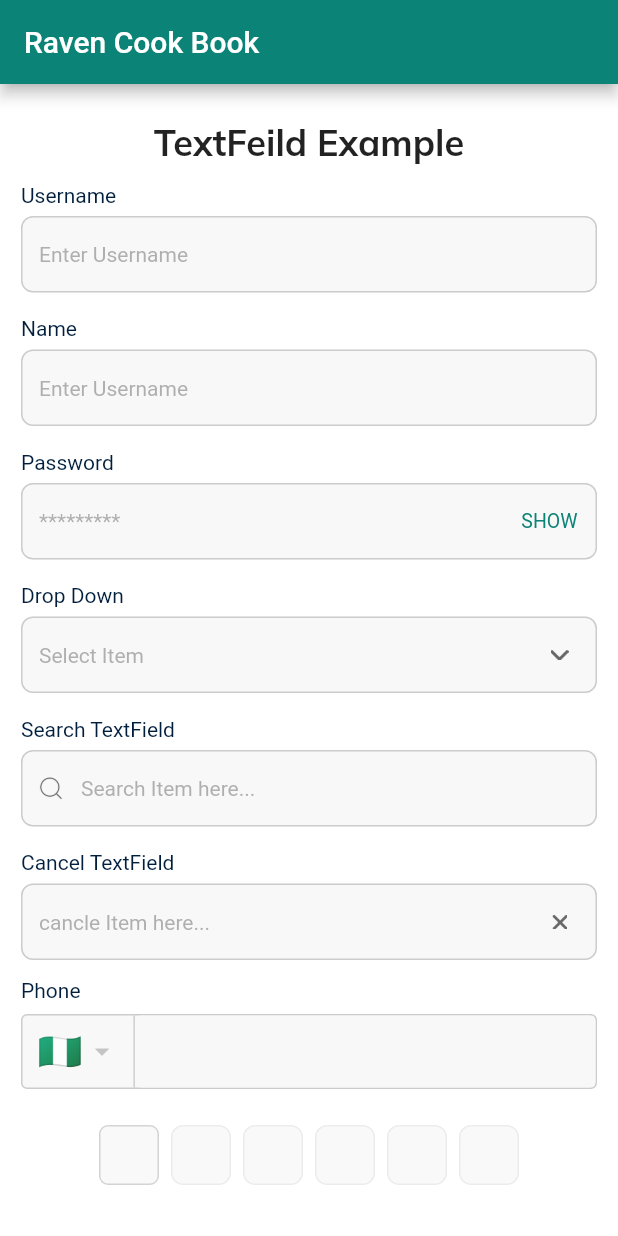
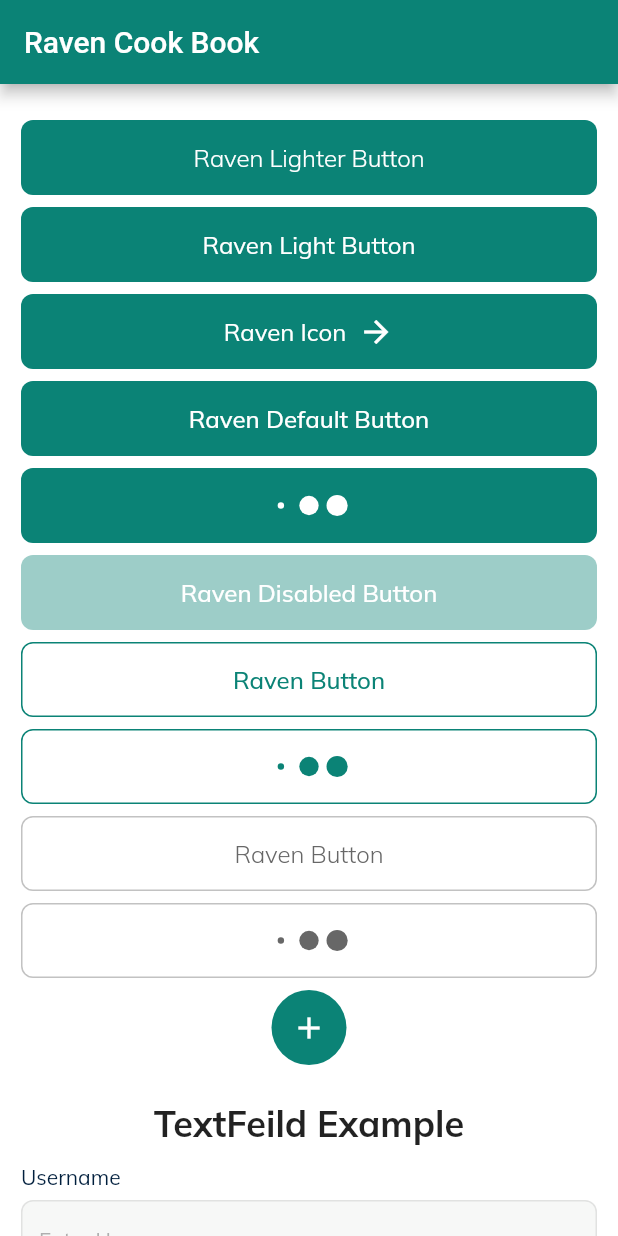
Before and after one commit to ElatechLimited/raven_widgets, a Flutter app: the screen it shows after launch, on a phone screen of 412 x 824 dp. Run offline on Flutter 3.47's test engine with Material 2 defaults, Android fonts, the phone set to English and light mode, and no system bars; drawn by our look-alikes of pinput; our stand-ins replace flutter_svg, gap, google_fonts, jiffy; missing offline and left inert: country_list.

Commit message:
changes to text font

```diff
--- a/example/lib/textfield_example.dart
+++ b/example/lib/textfield_example.dart
@@ -10,6 +10,73 @@ class TextFieldExample extends StatelessWidget {
         padding: const EdgeInsets.symmetric(horizontal: 14, vertical: 24),
         child: Column(
           children: [
+            RavenButton(
+              buttonText: "Raven Lighter Button",
+              fontWeight: FontWeight.w300,
+              onPressed: () {},
+            ),
+            const Gap(8),
+            RavenButton(
+              buttonText: "Raven Light Button",
+              fontWeight: FontWeight.w400,
+              onPressed: () {},
+            ),
+            const Gap(8),
+            RavenButton(
+              buttonText: "Raven Icon",
+              showIcon: true,
+              icon:
+                  const Icon(Icons.arrow_forward_outlined, color: Colors.white),
+              fontWeight: FontWeight.w400,
+              onPressed: () {},
+            ),
+            const Gap(8),
+            RavenButton(buttonText: "Raven Default Button", onPressed: () {}),
+            const Gap(8),
+            RavenButton(
+              buttonText: "Raven Button",
+              onPressed: () {},
+              busy: true,
+            ),
+            const Gap(8),
+            RavenButton(
+              buttonText: "Raven Disabled Button",
+              onPressed: () {},
+              enabled: false,
+            ),
+            const Gap(8),
+            RavenOutlinedButton(
+              buttonText: "Raven Button",
+              onPressed: () {},
+            ),
+            const Gap(8),
+            RavenOutlinedButton(
+              busy: true,
+              buttonText: "Raven Button",
+              onPressed: () {},
+            ),
+            const Gap(8),
+            RavenOutlinedButton(
+              fontWeight: FontWeight.w300,
+              buttonText: "Raven Button",
+              textColor: RavenColors.ravenGrey1,
+              borderColor: RavenColors.ravenGrey1.withOpacity(0.4),
+              onPressed: () {},
+            ),
+            const Gap(8),
+            RavenOutlinedButton(
+              busy: true,
+              fontWeight: FontWeight.w300,
+              buttonText: "Raven Button",
+              textColor: RavenColors.ravenGrey1,
+              borderColor: RavenColors.ravenGrey1.withOpacity(0.4),
+              onPressed: () {},
+            ),
+            const Gap(8),
+            RavenRoundedButton(
+                onPressed: () {},
+                icon: Icon(Icons.add, color: RavenColors.ravenWhite)),
+            const Gap(24),
             RavenText.headingTwo("TextFeild Example"),
             const Gap(8),
             RavenTextField(
--- a/lib/src/themes/text_styles.dart
+++ b/lib/src/themes/text_styles.dart
@@ -9,22 +9,22 @@ TextStyle headling2 = GoogleFonts.mulish(
   fontSize: 24,
   fontWeight: FontWeight.bold,
 );
-TextStyle subtitle1 = const TextStyle(
+TextStyle subtitle1 = GoogleFonts.mulish(
   fontSize: 14,
   fontWeight: FontWeight.w400,
 );
-TextStyle subtitle2 = const TextStyle(
+TextStyle subtitle2 = GoogleFonts.mulish(
   fontSize: 30,
   fontWeight: FontWeight.w700,
 );
-TextStyle bodyText1 = const TextStyle(
+TextStyle bodyText1 = GoogleFonts.mulish(
   fontSize: 16,
   fontWeight: FontWeight.w500,
 );
 TextStyle bodyText2 =
-    const TextStyle(fontSize: 14, fontWeight: FontWeight.w500);
+    GoogleFonts.mulish(fontSize: 14, fontWeight: FontWeight.w500);
 TextStyle caption = const TextStyle(fontWeight: FontWeight.w500, fontSize: 12);
-TextStyle button = const TextStyle(
+TextStyle button = GoogleFonts.mulish(
   fontSize: 16,
   fontWeight: FontWeight.bold,
 );
--- a/lib/src/widgets/raven_textfield.dart
+++ b/lib/src/widgets/raven_textfield.dart
@@ -161,7 +161,7 @@ class _RavenTextFieldState extends State<RavenTextField> {
               enabledBorder: OutlineInputBorder(
                 borderRadius: BorderRadius.circular(8),
                 borderSide: BorderSide(
-                  color: RavenColors.ravenGrey5,
+                  color: RavenColors.ravenGrey5.withOpacity(0.5),
                   width: 1,
                 ),
               ),
```
Also changed, not shown: 1 other file.
